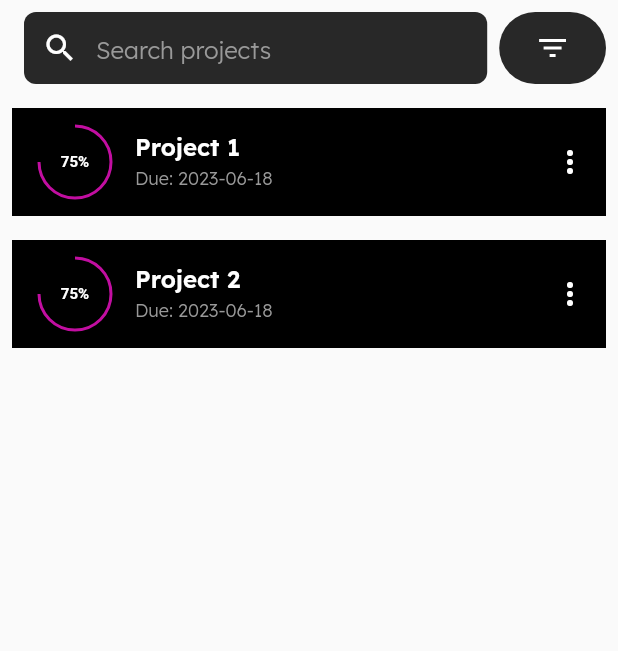
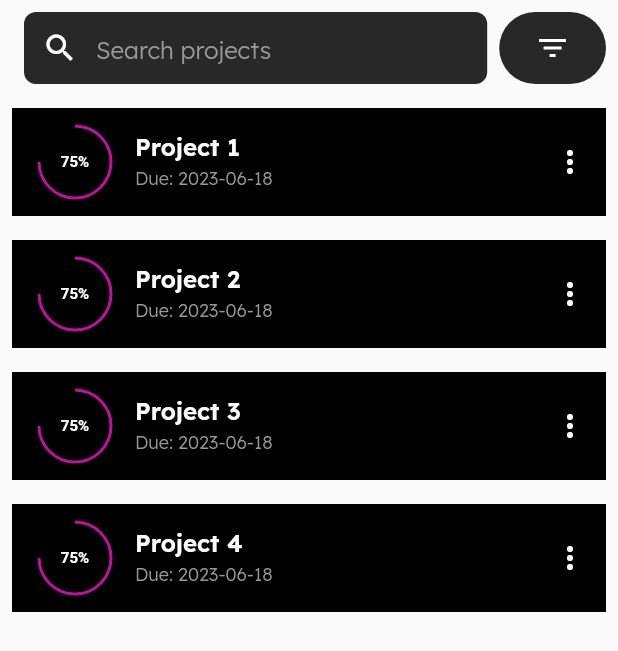
Before and after one commit to h0u554m/projectx, a Flutter app: the ProgressPage widget shown alone on an empty page, opened directly, on a phone screen of 412 x 824 dp. Shown: the top 651 px of the screen. Run offline on Flutter 3.47's test engine with Material 2 defaults, Android fonts, the phone set to English and light mode, and no system bars; our stand-ins replace bloc, flutter_bloc, flutter_svg, google_fonts.

Commit message:
ref : refector from bloc to cubit and lint

```diff
--- a/projectx/lib/bloc/project_bloc.dart
+++ /dev/null
@@ -1,85 +0,0 @@
-import 'dart:async';
-
-import 'package:projectx/model/project.model.dart';
-
-import '../model/steps.model.dart';
-
-// project state class
-abstract class MyProjectState {}
-
-// project event LoadingState class
-class LoadingState extends MyProjectState {}
-
-// project event DataLoadedState class
-class DataLoadedState extends MyProjectState {
-  final List<Project> projects;
-
-  DataLoadedState(this.projects);
-}
-
-// project event ErrorState class
-class ErrorState extends MyProjectState {
-  final String errorMessage;
-
-  ErrorState(this.errorMessage);
-}
-
-//Project Bloc
-class ProjectBloc {
-  final _stateStreamController = StreamController<MyProjectState>();
-  Stream<MyProjectState> get stateStream => _stateStreamController.stream;
-
-  final _eventStreamController = StreamController<void>();
-  Sink<void> get eventSink => _eventStreamController.sink;
-
-  ProjectBloc() {
-    _eventStreamController.stream.listen(_mapEventToState);
-  }
-
-  void _mapEventToState(void _) async {
-    try {
-      _stateStreamController.sink
-          .add(LoadingState()); // Notify the loading state
-
-      // Simulate the data loading process with a delay of 1 second
-      await Future.delayed(const Duration(seconds: 1));
-
-      //random data
-      final List<Project> projects = [
-        Project(
-          idUser: 1,
-          title: 'Project 1',
-          date: DateTime.now(),
-          routine: 'Routine 1',
-          steps: [
-            Step(goal: 'Step 1', status: true),
-            Step(goal: 'Step 2', status: false),
-            Step(goal: 'Step 3', status: false),
-          ],
-        ),
-        Project(
-          idUser: 2,
-          title: 'Project 2',
-          date: DateTime.now(),
-          routine: 'Routine 2',
-          steps: [
-            Step(goal: 'Step 1', status: true),
-            Step(goal: 'Step 2', status: true),
-            Step(goal: 'Step 3', status: true),
-          ],
-        ),
-      ];
-
-      _stateStreamController.sink
-          .add(DataLoadedState(projects)); // Notify the data loaded state
-    } catch (error) {
-      // Notify the error state
-    }
-  }
-
-  // Clean up the stream controllers
-  void dispose() {
-    _stateStreamController.close();
-    _eventStreamController.close();
-  }
-}
--- /dev/null
+++ b/projectx/lib/cubit/project_cubit.dart
@@ -0,0 +1,16 @@
+import 'package:bloc/bloc.dart';
+// ignore: depend_on_referenced_packages
+import 'package:meta/meta.dart';
+
+import '../model/project.model.dart';
+
+part 'project_state.dart';
+
+class ProjectCubit extends Cubit<ProjectInitial> {
+  ProjectCubit() : super(ProjectInitial(projects: const []));
+
+  void getProject(List<Project> projects) {
+    // Emit a new state with the updated project list
+    emit(ProjectInitial(projects: projects));
+  }
+}
--- /dev/null
+++ b/projectx/lib/cubit/project_state.dart
@@ -0,0 +1,12 @@
+part of 'project_cubit.dart';
+
+@immutable
+abstract class ProjectState {}
+
+class ProjectInitial extends ProjectState {
+  ProjectInitial({
+    required this.projects,
+  });
+
+  final List<Project> projects;
+}
--- a/projectx/lib/main.dart
+++ b/projectx/lib/main.dart
@@ -1,5 +1,7 @@
 import 'package:flutter/material.dart';
+import 'package:projectx/cubit/project_cubit.dart';
 import 'package:projectx/view/pages/main_page.dart';
+import 'package:flutter_bloc/flutter_bloc.dart';
 
 void main() {
   runApp(
@@ -12,11 +14,14 @@ class MyApp extends StatelessWidget {
 
   @override
   Widget build(BuildContext context) {
-    return const MaterialApp(
+    return MaterialApp(
       debugShowCheckedModeBanner: false,
       color: Colors.black,
       title: 'Projectx',
-      home: MainPage(), // tabs page
+      home: BlocProvider(
+        create: (context) => ProjectCubit(),
+        child: const MainPage(),
+      ), // tabs page
     );
   }
 }
--- a/projectx/lib/model/Project.model.dart
+++ b/projectx/lib/model/Project.model.dart
@@ -1,11 +1,6 @@
 import 'package:projectx/model/steps.model.dart';
 
 class Project {
-  final String title;
-  final DateTime date;
-  final String routine;
-  final List<Step> steps;
-  final int idUser;
   Project({
     required this.idUser,
     required this.title,
@@ -13,4 +8,10 @@ class Project {
     required this.routine,
     required this.steps,
   });
+
+  final DateTime date;
+  final int idUser;
+  final String routine;
+  final List<ProjectStep> steps;
+  final String title;
 }
--- a/projectx/lib/model/Steps.model.dart
+++ b/projectx/lib/model/Steps.model.dart
@@ -1,9 +1,9 @@
-class Step {
-  final String goal;
-  final bool status;
-
-  Step({
+class ProjectStep {
+  ProjectStep({
     required this.goal,
     required this.status,
   });
+
+  final String goal;
+  final bool status;
 }
--- a/projectx/lib/view/pages/main_page.dart
+++ b/projectx/lib/view/pages/main_page.dart
@@ -16,15 +16,15 @@ class _MainPageState extends State<MainPage>
   late TabController _tabController;
 
   @override
+  void dispose() {
+    _tabController.dispose();
+    super.dispose();
+  }
+
+  @override
   void initState() {
     super.initState();
     _tabController = TabController(length: 3, vsync: this);
-  }
-
-  @override
-  void dispose() {
-    _tabController.dispose();
-    super.dispose();
   }
 
   @override
--- a/projectx/lib/view/pages/projects/progress_page.dart
+++ b/projectx/lib/view/pages/projects/progress_page.dart
@@ -1,11 +1,15 @@
+import '../../../model/steps.model.dart';
+
 import 'package:flutter/material.dart';
+import 'package:flutter_bloc/flutter_bloc.dart';
 import 'package:intl/intl.dart';
+import 'package:projectx/cubit/project_cubit.dart';
 import 'package:projectx/view/widgets/custom_circular_progress.dart';
 import 'package:projectx/view/widgets/search_bar.dart';
-import 'package:projectx/view/widgets/spinner.dart';
-import '../../../bloc/project_bloc.dart';
 
 import 'package:google_fonts/google_fonts.dart';
+
+import '../../../model/project.model.dart';
 
 class ProgressPage extends StatefulWidget {
   const ProgressPage({Key? key}) : super(key: key);
@@ -15,20 +19,60 @@ class ProgressPage extends StatefulWidget {
 }
 
 class _ProgressPageState extends State<ProgressPage> {
-  late ProjectBloc _bloc;
+  @override
+  void dispose() {
+    super.dispose();
+  }
 
   @override
   void initState() {
+    BlocProvider.of<ProjectCubit>(context).getProject([
+      Project(
+        idUser: 1,
+        title: 'Project 1',
+        date: DateTime.now(),
+        routine: 'Routine 1',
+        steps: [
+          ProjectStep(goal: 'Step 1', status: true),
+          ProjectStep(goal: 'Step 2', status: false),
+          ProjectStep(goal: 'Step 3', status: false),
+        ],
+      ),
+      Project(
+        idUser: 2,
+        title: 'Project 2',
+        date: DateTime.now(),
+        routine: 'Routine 2',
+        steps: [
+          ProjectStep(goal: 'Step 1', status: true),
+          ProjectStep(goal: 'Step 2', status: true),
+          ProjectStep(goal: 'Step 3', status: true),
+        ],
+      ),
+      Project(
+        idUser: 1,
+        title: 'Project 3',
+        date: DateTime.now(),
+        routine: 'Routine 1',
+        steps: [
+          ProjectStep(goal: 'Step 1', status: true),
+          ProjectStep(goal: 'Step 2', status: false),
+          ProjectStep(goal: 'Step 3', status: false),
+        ],
+      ),
+      Project(
+        idUser: 1,
+        title: 'Project 4',
+        date: DateTime.now(),
+        routine: 'Routine 1',
+        steps: [
+          ProjectStep(goal: 'Step 1', status: true),
+          ProjectStep(goal: 'Step 2', status: false),
+          ProjectStep(goal: 'Step 3', status: false),
+        ],
+      ),
+    ]);
     super.initState();
-    _bloc = ProjectBloc();
-    // ignore: void_checks
-    _bloc.eventSink.add(null); // Start the data loading process
-  }
-
-  @override
-  void dispose() {
-    _bloc.dispose(); // Dispose the bloc
-    super.dispose();
   }
 
   @override
@@ -42,26 +86,12 @@ class _ProgressPageState extends State<ProgressPage> {
             flex: 5,
             child: SizedBox(
                 width: MediaQuery.of(context).size.width,
-            child: StreamBuilder<MyProjectState>(
-              stream: _bloc.stateStream,
-              builder: (context, snapshot) {
-                final state = snapshot.data;
-
-                if (state is LoadingState) {
-                  return const Center(
-                    child: SizedBox(
-                      width: 100,
-                      height: 100,
-                      child: Spinner(), // Replace with your loading indicator
-                    ),
-                  );
-                } else if (state is DataLoadedState) {
-                  final projects = state.projects;
-
+                child: BlocBuilder<ProjectCubit, ProjectInitial>(
+                  builder: (context, state) {
                     return ListView.builder(
-                    itemCount: projects.length,
+                      itemCount: state.projects.length,
                       itemBuilder: (context, index) {
-                      final project = projects[index];
+                        final project = state.projects[index];
 
                         return Padding(
                           padding: const EdgeInsets.all(8.0),
@@ -87,8 +117,8 @@ class _ProgressPageState extends State<ProgressPage> {
                                           fontSize: 16,
                                           height: 1.5,
                                           fontWeight: FontWeight.w600,
-                                        color:
-                                            Color.fromARGB(255, 255, 255, 255),
+                                          color: Color.fromARGB(
+                                              255, 255, 255, 255),
                                         ),
                                       ),
                                     ),
@@ -120,16 +150,33 @@ class _ProgressPageState extends State<ProgressPage> {
                         );
                       },
                     );
+                  },
+                ))),
+      ],
+    );
+  }
+}
+/*  StreamBuilder<MyProjectState>(
+              stream: _bloc.stateStream,
+              builder: (context, snapshot) {
+                final state = snapshot.data;
+
+                if (state is LoadingState) {
+                  return const Center(
+                    child: SizedBox(
+                      width: 100,
+                      height: 100,
+                      child: Spinner(), // Replace with your loading indicator
+                    ),
+                  );
+                } else if (state is DataLoadedState) {
+                  final projects = state.projects;
+
+
                 } else if (state is ErrorState) {
                   return Text(state
                       .errorMessage); // Replace with your error handling UI
                 }
                 return const SizedBox();
               },
-            ),
-          ),
-        ),
-      ],
-    );
-  }
-}
+            ), */
--- a/projectx/lib/view/pages/projects/project_page.dart
+++ b/projectx/lib/view/pages/projects/project_page.dart
@@ -13,11 +13,16 @@ class ProjectPage extends StatefulWidget {
 class _ProjectPageState extends State<ProjectPage>
     with SingleTickerProviderStateMixin {
   late TabController _tabController;
-
   final List<Widget> _widgets = [
     const ProgressPage(),
     const CompletedPage(),
   ];
+
+  @override
+  void dispose() {
+    _tabController.dispose();
+    super.dispose();
+  }
 
   @override
   void initState() {
@@ -27,12 +32,6 @@ class _ProjectPageState extends State<ProjectPage>
       vsync: this,
       initialIndex: 0,
     );
-  }
-
-  @override
-  void dispose() {
-    _tabController.dispose();
-    super.dispose();
   }
 
   @override
@@ -52,10 +51,7 @@ class _ProjectPageState extends State<ProjectPage>
         elevation: 0,
         backgroundColor: Colors.black,
         title: const Center(
-          child: Padding(
-            padding: EdgeInsets.only(left: 18.0),
-            child: Text("Projects"),
-          ),
+          child: Text("Projects"),
         ),
         bottom: TabBar(
           controller: _tabController,
--- a/projectx/lib/view/widgets/gradient_tab_Indicator.dart
+++ b/projectx/lib/view/widgets/gradient_tab_Indicator.dart
@@ -1,10 +1,10 @@
 import 'package:flutter/material.dart';
 
 class GradientTabIndicator extends Decoration {
-  final BoxPainter _painter;
-
   GradientTabIndicator({required List<Color> colors, int away = 0})
       : _painter = _GradientPainter(colors, away);
+
+  final BoxPainter _painter;
 
   @override
   BoxPainter createBoxPainter([VoidCallback? onChanged]) {
@@ -13,10 +13,10 @@ class GradientTabIndicator extends Decoration {
 }
 
 class _GradientPainter extends BoxPainter {
+  _GradientPainter(this.colors, this.away);
+
+  final int away;
   final List<Color> colors;
-  final int away;
-
-  _GradientPainter(this.colors, this.away);
 
   @override
   void paint(Canvas canvas, Offset offset, ImageConfiguration configuration) {
--- a/projectx/pubspec.yaml
+++ b/projectx/pubspec.yaml
@@ -34,12 +34,14 @@ dependencies:
   # The following adds the Cupertino Icons font to your application.
   # Use with the CupertinoIcons class for iOS style icons.
   cupertino_icons: ^1.0.2
+
   firebase_core: ^2.14.0
   firebase_auth: ^4.6.3
   intl: ^0.18.1
   google_fonts: ^5.0.0
   bloc: ^8.1.2
   flutter_svg: ^2.0.7
+  flutter_bloc: ^8.1.3
 
 dev_dependencies:
   flutter_test:
```
Also changed, not shown: 3 other files. Lines whose indentation alone changed are shown as unchanged.
